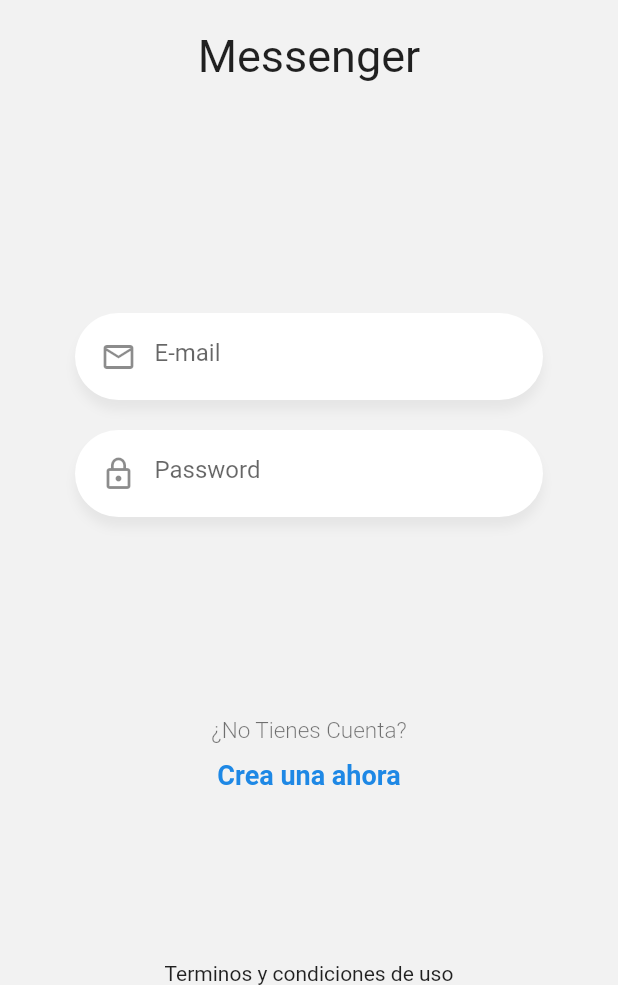
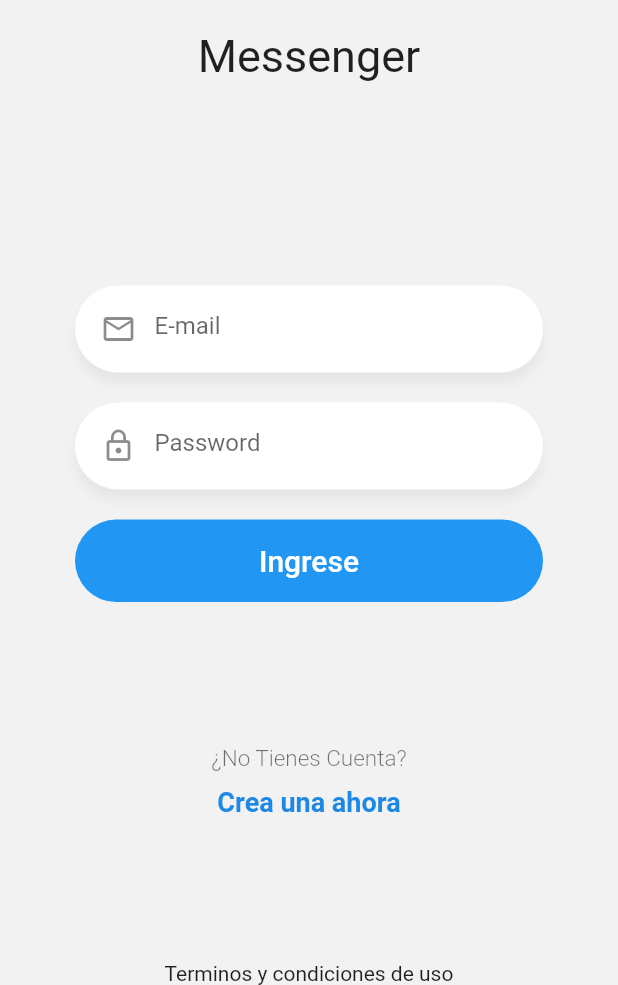
Before and after one commit to agusci21/chat_app, a Flutter app: the screen it shows after launch, on a phone screen of 412 x 824 dp, the part 251-1236 px from its top. Run offline on Flutter 3.47's test engine with Material 2 defaults, Android fonts, the phone set to English and light mode, and no system bars.

Commit message:
boton parametrizado

```diff
--- a/lib/pages/login_page.dart
+++ b/lib/pages/login_page.dart
@@ -1,3 +1,4 @@
+import 'package:chat_app/widgets/boton_azul_widget.dart';
 import 'package:chat_app/widgets/custom_input_widget.dart';
 import 'package:chat_app/widgets/label_widget.dart';
 import 'package:chat_app/widgets/logo_widget.dart';
@@ -59,6 +60,14 @@ class __FormState extends State<_Form> {
             isPassword: true,
           ),
 
+          BotonAzul(
+            text: 'Ingrese',
+            onPressed:(){
+              print(emailCtrl.text);
+              print(passCtrl.text);
+            },
+          )
+
         ],
       ),
     );
--- /dev/null
+++ b/lib/widgets/boton_azul_widget.dart
@@ -0,0 +1,26 @@
+import 'package:flutter/material.dart';
+
+class BotonAzul extends StatelessWidget {
+
+  final Function()? onPressed;
+  final String text;
+
+  const BotonAzul({Key? key, required this.onPressed, this.text = ''}) : super(key: key);
+
+  @override
+  Widget build(BuildContext context) {
+    return Container(
+            height: 55,
+            width: double.infinity,
+            decoration: BoxDecoration(
+              color: Colors.blue,
+              borderRadius: BorderRadius.circular(10000)
+            ),
+            child: MaterialButton(
+                onPressed: onPressed,
+                elevation: 2,
+                child: Text(text ,style: TextStyle(color: Colors.white, fontSize: 20),),
+            ),
+    );
+  }
+}
```
